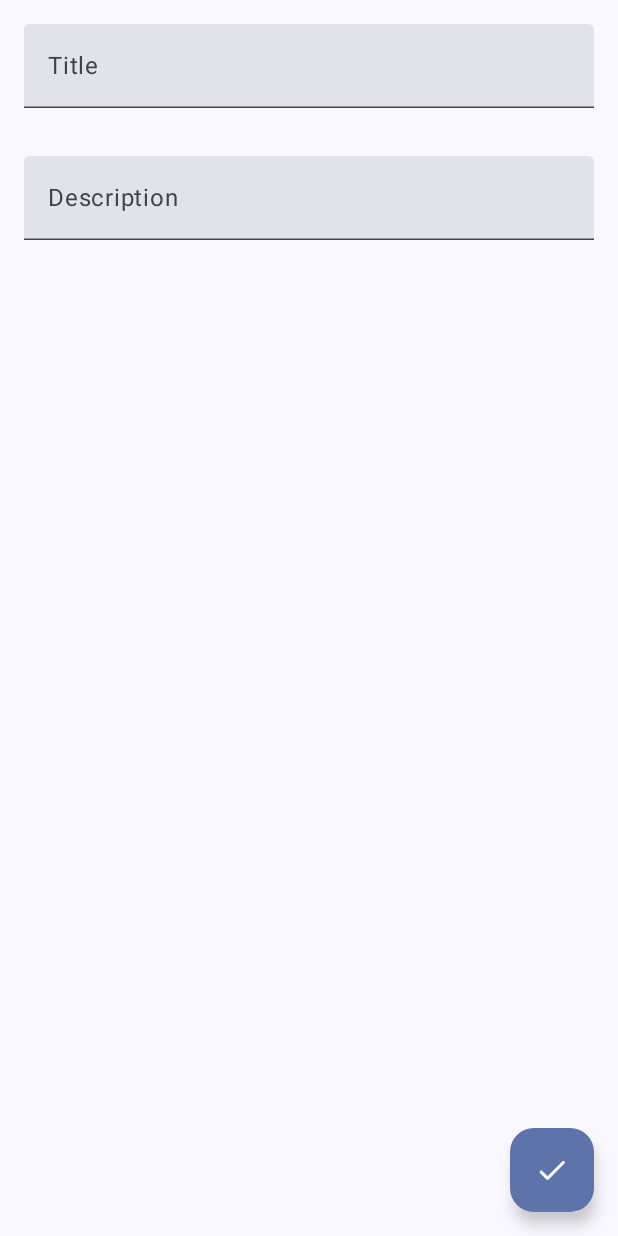
After one commit to LoanWeefos/moviles, an Android app built with Jetpack Compose: the composable AddNoteScreen shown on its own in the app's theme, on a phone screen of 412 x 824 dp. The commit adds this screen. Run offline under Robolectric (Android 15) with nearby library versions, the phone set to English and light mode, and no system bars.

Commit message:
SQLite 2da ver.

```diff
--- /dev/null
+++ b/practicaSQLite/app/src/main/java/com/example/sqlitenotas/presentation/AddNoteScreen.kt
@@ -0,0 +1,94 @@
+package com.example.sqlitenotas.presentation
+
+import android.util.Log
+import androidx.compose.foundation.layout.Column
+import androidx.compose.foundation.layout.fillMaxSize
+import androidx.compose.foundation.layout.fillMaxWidth
+import androidx.compose.foundation.layout.padding
+import androidx.compose.material.icons.Icons
+import androidx.compose.material.icons.rounded.Check
+import androidx.compose.material3.ExperimentalMaterial3Api
+import androidx.compose.material3.FloatingActionButton
+import androidx.compose.material3.Icon
+import androidx.compose.material3.Scaffold
+import androidx.compose.material3.Text
+import androidx.compose.material3.TextField
+import androidx.compose.runtime.Composable
+import androidx.compose.ui.Modifier
+import androidx.compose.ui.text.TextStyle
+import androidx.compose.ui.text.font.FontWeight
+import androidx.compose.ui.unit.dp
+import androidx.compose.ui.unit.sp
+import androidx.navigation.NavController
+
+@OptIn(ExperimentalMaterial3Api::class)
+@Composable
+fun AddNoteScreen(
+    state: NoteState,
+    navController: NavController,
+    onEvent: (NotesEvent) -> Unit
+) {
+
+    Scaffold(
+        floatingActionButton = {
+            FloatingActionButton(onClick = {
+
+                onEvent(NotesEvent.SaveNote(
+                    title = state.title.value,
+                    description = state.description.value
+                ))
+                navController.popBackStack()
+            }) {
+
+                Icon(
+                    imageVector = Icons.Rounded.Check,
+                    contentDescription = "Save Note"
+                )
+
+            }
+        }
+    ) { paddingValues ->
+
+        Column(
+            modifier = Modifier
+                .padding(paddingValues)
+                .fillMaxSize()
+        ) {
+
+            TextField(
+                modifier = Modifier
+                    .fillMaxWidth()
+                    .padding(16.dp),
+                value = state.title.value,
+                onValueChange = {
+                    state.title.value = it
+                },
+                textStyle = TextStyle(
+                    fontWeight = FontWeight.SemiBold,
+                    fontSize = 17.sp
+                ),
+                placeholder = {
+                    Text(text = "Title")
+                }
+
+            )
+
+            TextField(
+                modifier = Modifier
+                    .fillMaxWidth()
+                    .padding(16.dp),
+                value = state.description.value,
+                onValueChange = {
+                    state.description.value = it
+                },
+                placeholder = {
+                    Text(text = "Description")
+                }
+
+            )
+
+        }
+
+    }
+
+}
--- /dev/null
+++ b/practicaSQLite/app/src/main/java/com/example/sqlitenotas/presentation/NoteState.kt
@@ -0,0 +1,13 @@
+package com.example.sqlitenotas.presentation
+
+import androidx.compose.runtime.MutableState
+import androidx.compose.runtime.mutableStateOf
+import com.example.sqlitenotas.data.Note
+
+data class NoteState(
+
+    val notes: List<Note> = emptyList(),
+    val title: MutableState<String> = mutableStateOf(""),
+    val description: MutableState<String> = mutableStateOf("")
+
+)
--- a/practicaSQLite/app/src/main/java/com/example/sqlitenotas/ui/theme/Theme.kt
+++ b/practicaSQLite/app/src/main/java/com/example/sqlitenotas/ui/theme/Theme.kt
@@ -38,7 +38,7 @@ private val LightColorScheme = lightColorScheme(
 )
 
 @Composable
-fun SQLitenotasTheme(
+fun RoomDatabaseTheme(
     darkTheme: Boolean = isSystemInDarkTheme(),
     // Dynamic color is available on Android 12+
     dynamicColor: Boolean = true,
```
Also changed, not shown: practicaSQLite/app/build.gradle.kts (+24 -11 lines), practicaSQLite/app/src/main/java/com/example/sqlitenotas/MainActivity.kt (+55 -23 lines), practicaSQLite/app/src/main/java/com/example/sqlitenotas/data/Note.kt (added, +15 -0 lines), practicaSQLite/app/src/main/java/com/example/sqlitenotas/data/NoteDao.kt (added, +26 -0 lines), practicaSQLite/app/src/main/java/com/example/sqlitenotas/data/NotesDatabase.kt (added, +13 -0 lines), practicaSQLite/app/src/main/java/com/example/sqlitenotas/presentation/NotesEvent.kt (added, +14 -0 lines), practicaSQLite/app/src/main/java/com/example/sqlitenotas/presentation/NotesScreen.kt (added, +157 -0 lines), practicaSQLite/app/src/main/java/com/example/sqlitenotas/presentation/NotesViewModel.kt (added, +73 -0 lines).
